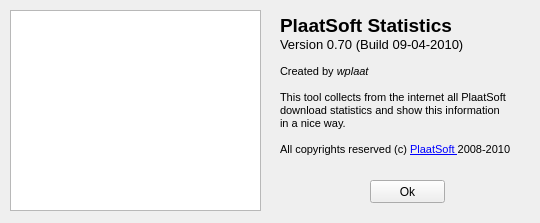
The window that src/about.ui (plaatsoft/plaatstats) describes before a commit, drawn with Qt 5.
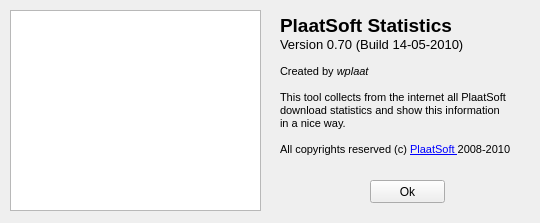
The same window after the commit.

The edit to the form file:
```diff
--- a/src/about.ui
+++ b/src/about.ui
@@ -38,7 +38,7 @@
 p, li { white-space: pre-wrap; }
 &lt;/style&gt;&lt;/head&gt;&lt;body style=&quot; font-family:'MS Shell Dlg 2'; font-size:8.25pt; font-weight:400; font-style:normal;&quot;&gt;
 &lt;p style=&quot; margin-top:0px; margin-bottom:0px; margin-left:0px; margin-right:0px; -qt-block-indent:0; text-indent:0px;&quot;&gt;&lt;span style=&quot; font-size:14pt; font-weight:600;&quot;&gt;PlaatSoft Statistics&lt;/span&gt;&lt;/p&gt;
-&lt;p style=&quot; margin-top:0px; margin-bottom:0px; margin-left:0px; margin-right:0px; -qt-block-indent:0; text-indent:0px;&quot;&gt;&lt;span style=&quot; font-size:10pt;&quot;&gt;Version 0.70 (Build 09-04-2010)&lt;/span&gt;&lt;/p&gt;
+&lt;p style=&quot; margin-top:0px; margin-bottom:0px; margin-left:0px; margin-right:0px; -qt-block-indent:0; text-indent:0px;&quot;&gt;&lt;span style=&quot; font-size:10pt;&quot;&gt;Version 0.70 (Build 14-05-2010)&lt;/span&gt;&lt;/p&gt;
 &lt;p style=&quot; margin-top:0px; margin-bottom:0px; margin-left:0px; margin-right:0px; -qt-block-indent:0; text-indent:0px;&quot;&gt;&lt;span style=&quot; font-size:8pt;&quot;&gt;          &lt;/span&gt;&lt;/p&gt;
 &lt;p style=&quot; margin-top:0px; margin-bottom:0px; margin-left:0px; margin-right:0px; -qt-block-indent:0; text-indent:0px;&quot;&gt;&lt;span style=&quot; font-size:8pt;&quot;&gt;Created by &lt;/span&gt;&lt;span style=&quot; font-size:8pt; font-style:italic;&quot;&gt;wplaat&lt;/span&gt;&lt;/p&gt;
 &lt;p style=&quot; margin-top:0px; margin-bottom:0px; margin-left:0px; margin-right:0px; -qt-block-indent:0; text-indent:0px;&quot;&gt;&lt;span style=&quot; font-size:8pt;&quot;&gt;       &lt;/span&gt;&lt;/p&gt;
```
